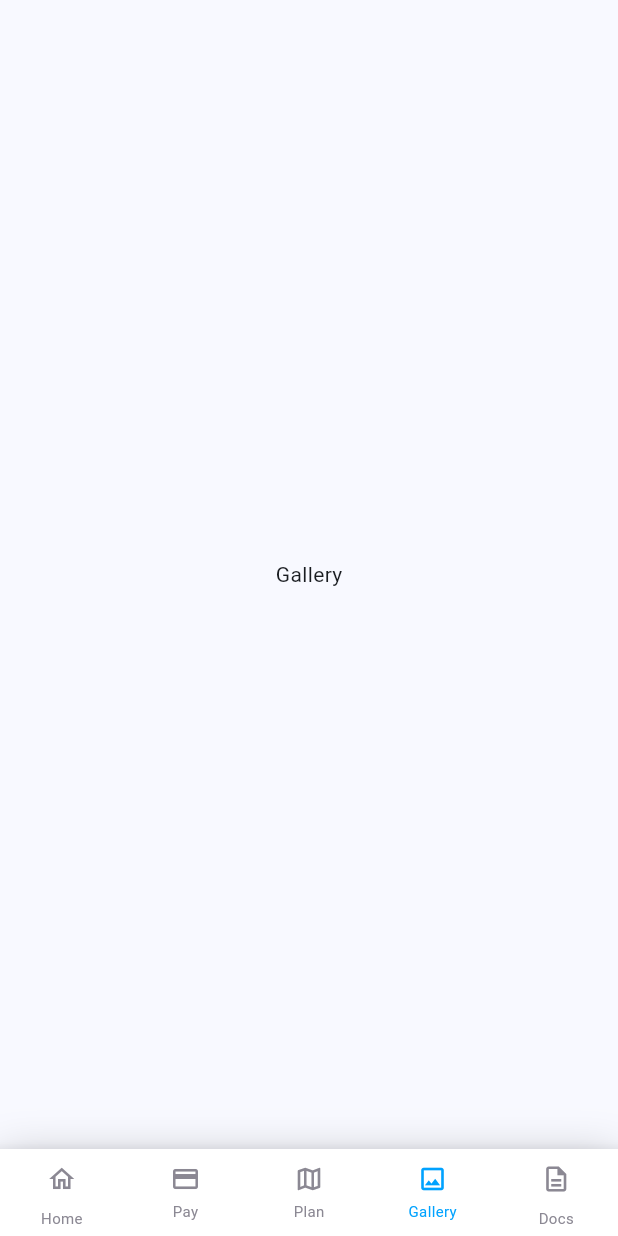
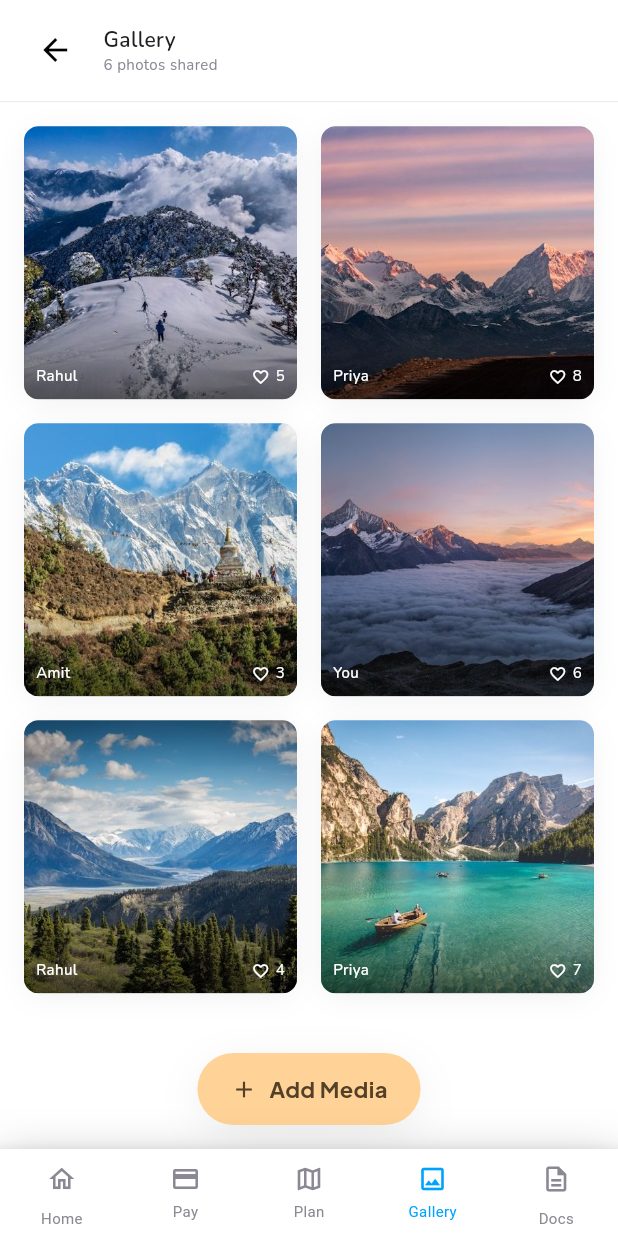
Before and after one commit to CS253/frontend, a Flutter app: the screen it shows after launch, item 4 of the bottom bar chosen, on a phone screen of 412 x 824 dp. Run offline on Flutter 3.47's test engine with Material 3 defaults, Android fonts, the phone set to English and light mode, and no system bars; our stand-ins replace google_fonts.

Commit message:
made basic gallery screen structure not optimised for backend integration

```diff
--- /dev/null
+++ b/lib/screens/gallery_screen.dart
@@ -0,0 +1,257 @@
+import 'package:flutter/material.dart';
+import 'package:google_fonts/google_fonts.dart';
+
+class GalleryScreen extends StatelessWidget {
+  const GalleryScreen({super.key});
+
+  @override
+  Widget build(BuildContext context) {
+    return Scaffold(
+      backgroundColor: Colors.white,
+      body: SafeArea(
+        child: Column(
+          children: [
+            _buildAppBar(context),
+            Expanded(
+              child: _buildPhotoGrid(),
+            ),
+          ],
+        ),
+      ),
+      floatingActionButton: _buildAddMediaFab(),
+      floatingActionButtonLocation: FloatingActionButtonLocation.centerFloat,
+    );
+  }
+
+  Widget _buildAppBar(BuildContext context) {
+    return Container(
+      padding: const EdgeInsets.symmetric(horizontal: 12.88, vertical: 9.66),
+      decoration: const BoxDecoration(
+        color: Colors.white,
+        border: Border(
+          bottom: BorderSide(color: Color(0xFFEDEDED), width: 0.8),
+        ),
+      ),
+      child: Row(
+        children: [
+          IconButton(
+            icon: const Icon(Icons.arrow_back, color: Colors.black, size: 24),
+            onPressed: () {
+              // Usually pop, but Since it's a tab, maybe do nothing or switch tab
+            },
+          ),
+          const SizedBox(width: 8),
+          Column(
+            crossAxisAlignment: CrossAxisAlignment.start,
+            children: [
+              Text(
+                'Gallery',
+                style: GoogleFonts.nunito(
+                  fontSize: 14,
+                  fontWeight: FontWeight.w600,
+                  color: const Color(0xFF212022),
+                  height: 1.38,
+                ),
+              ),
+              Text(
+                '6 photos shared',
+                style: GoogleFonts.nunito(
+                  fontSize: 10,
+                  fontWeight: FontWeight.w400,
+                  color: const Color(0xFF8B8893),
+                  height: 1.29,
+                ),
+              ),
+            ],
+          ),
+        ],
+      ),
+    );
+  }
+
+  Widget _buildPhotoGrid() {
+    final List<Map<String, dynamic>> photos = [
+      {
+        'image': 'assets/images/gallery/photo_1-56586a.png',
+        'name': 'Rahul',
+        'likes': '5',
+      },
+      {
+        'image': 'assets/images/gallery/photo_2-56586a.png',
+        'name': 'Priya',
+        'likes': '8',
+      },
+      {
+        'image': 'assets/images/gallery/photo_3-56586a.png',
+        'name': 'Amit',
+        'likes': '3',
+      },
+      {
+        'image': 'assets/images/gallery/photo_4-56586a.png',
+        'name': 'You',
+        'likes': '6',
+      },
+      {
+        'image': 'assets/images/gallery/photo_5-56586a.png',
+        'name': 'Rahul',
+        'likes': '4',
+      },
+      {
+        'image': 'assets/images/gallery/photo_6-56586a.png',
+        'name': 'Priya',
+        'likes': '7',
+      },
+    ];
+
+    return GridView.builder(
+      padding: const EdgeInsets.all(16.0),
+      gridDelegate: const SliverGridDelegateWithFixedCrossAxisCount(
+        crossAxisCount: 2,
+        crossAxisSpacing: 16.0,
+        mainAxisSpacing: 16.0,
+        childAspectRatio: 1.0,
+      ),
+      itemCount: photos.length,
+      itemBuilder: (context, index) {
+        final photo = photos[index];
+        return _buildPhotoCard(photo['image'], photo['name'], photo['likes']);
+      },
+    );
+  }
+
+  Widget _buildPhotoCard(String imagePath, String name, String likes) {
+    return Container(
+      decoration: BoxDecoration(
+        color: Colors.white,
+        borderRadius: BorderRadius.circular(9.66),
+        boxShadow: [
+          BoxShadow(
+            color: const Color(0xFF262F40).withValues(alpha: 0.08),
+            offset: const Offset(0, 3.22),
+            blurRadius: 16.09,
+            spreadRadius: -3.22,
+          ),
+        ],
+        image: DecorationImage(
+          image: AssetImage(imagePath),
+          fit: BoxFit.cover,
+        ),
+      ),
+      child: Stack(
+        children: [
+          // Gradient overlay for text readability
+          Positioned(
+            bottom: 0,
+            left: 0,
+            right: 0,
+            height: 60,
+            child: Container(
+              decoration: BoxDecoration(
+                borderRadius: const BorderRadius.only(
+                  bottomLeft: Radius.circular(9.66),
+                  bottomRight: Radius.circular(9.66),
+                ),
+                gradient: LinearGradient(
+                  begin: Alignment.bottomCenter,
+                  end: Alignment.topCenter,
+                  colors: [
+                    Colors.black.withValues(alpha: 0.5),
+                    Colors.transparent,
+                  ],
+                ),
+              ),
+            ),
+          ),
+          // Text and Icon
+          Positioned(
+            left: 8.0,
+            bottom: 8.0,
+            right: 8.0,
+            child: Row(
+              mainAxisAlignment: MainAxisAlignment.spaceBetween,
+              crossAxisAlignment: CrossAxisAlignment.end,
+              children: [
+                Text(
+                  name,
+                  style: GoogleFonts.nunito(
+                    fontSize: 10,
+                    fontWeight: FontWeight.w500,
+                    color: Colors.white,
+                  ),
+                ),
+                Row(
+                  crossAxisAlignment: CrossAxisAlignment.center,
+                  children: [
+                    const Icon(
+                      Icons.favorite_border,
+                      size: 12,
+                      color: Colors.white,
+                    ),
+                    const SizedBox(width: 4),
+                    Text(
+                      likes,
+                      style: GoogleFonts.nunito(
+                        fontSize: 10,
+                        fontWeight: FontWeight.w400,
+                        color: Colors.white,
+                      ),
+                    ),
+                  ],
+                ),
+              ],
+            ),
+          ),
+        ],
+      ),
+    );
+  }
+
+  Widget _buildAddMediaFab() {
+    return Container(
+      decoration: BoxDecoration(
+        color: const Color(0xFFFFD297),
+        borderRadius: BorderRadius.circular(9159.9),
+        boxShadow: [
+          BoxShadow(
+            color: const Color(0xFF38332E).withValues(alpha: 0.12),
+            offset: const Offset(0, 7.33),
+            blurRadius: 27.48,
+            spreadRadius: -5.50,
+          ),
+        ],
+      ),
+      child: Material(
+        color: Colors.transparent,
+        child: InkWell(
+          borderRadius: BorderRadius.circular(9159.9),
+          onTap: () {
+            // Add Media action
+          },
+          child: Padding(
+            padding: const EdgeInsets.symmetric(horizontal: 22.0, vertical: 13.0),
+            child: Row(
+              mainAxisSize: MainAxisSize.min,
+              children: [
+                const Icon(
+                  Icons.add,
+                  color: Color(0xFF534027),
+                  size: 18,
+                ),
+                const SizedBox(width: 8),
+                Text(
+                  'Add Media',
+                  style: GoogleFonts.plusJakartaSans(
+                    fontSize: 14.66,
+                    fontWeight: FontWeight.w700,
+                    color: const Color(0xFF534027),
+                    height: 1.5,
+                  ),
+                ),
+              ],
+            ),
+          ),
+        ),
+      ),
+    );
+  }
+}
--- a/lib/screens/main_screen.dart
+++ b/lib/screens/main_screen.dart
@@ -1,6 +1,7 @@
 import 'package:flutter/material.dart';
 import 'dashboard.dart';
 import 'documents_screen.dart';
+import 'gallery_screen.dart';
 
 class MainScreen extends StatefulWidget {
   const MainScreen({super.key});
@@ -16,7 +17,7 @@ class _MainScreenState extends State<MainScreen> {
     const DashboardScreen(),
     const Scaffold(body: Center(child: Text('Pay'))),
     const Scaffold(body: Center(child: Text('Plan'))),
-    const Scaffold(body: Center(child: Text('Gallery'))),
+    const GalleryScreen(),
     const DocumentsScreen(),
   ];
 
--- a/pubspec.yaml
+++ b/pubspec.yaml
@@ -60,6 +60,7 @@ flutter:
 
   assets:
     - assets/images/
+    - assets/images/gallery/
     - assets/icons/
     - assets/fonts/
 
```
Also changed, not shown: assets/images/gallery/add.svg (added), assets/images/gallery/arrow_back.svg (added), assets/images/gallery/photo_1-56586a.png (added), assets/images/gallery/photo_2-56586a.png (added), assets/images/gallery/photo_3-56586a.png (added), assets/images/gallery/photo_4-56586a.png (added), assets/images/gallery/photo_5-56586a.png (added), assets/images/gallery/photo_6-56586a.png (added), 4 other files.
